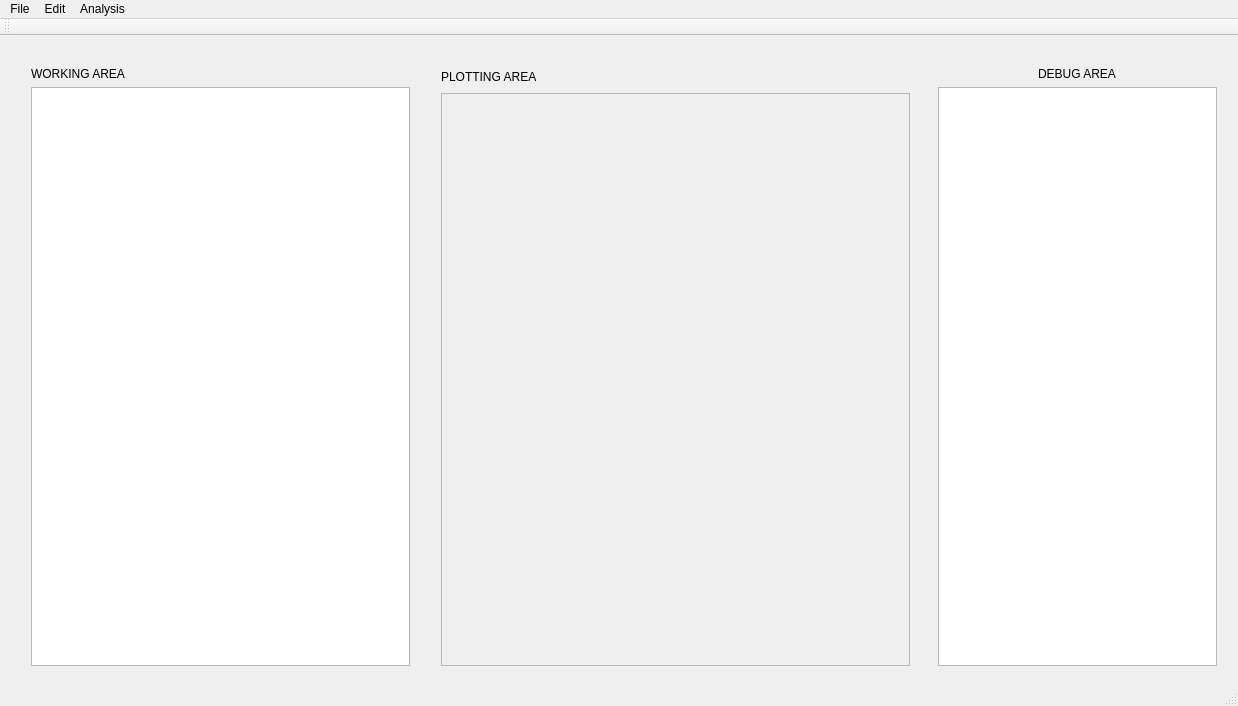
The window that gui/ui/mainwindow.ui (gf712/AbPyTools-Qt) describes before a commit, drawn with Qt 5.
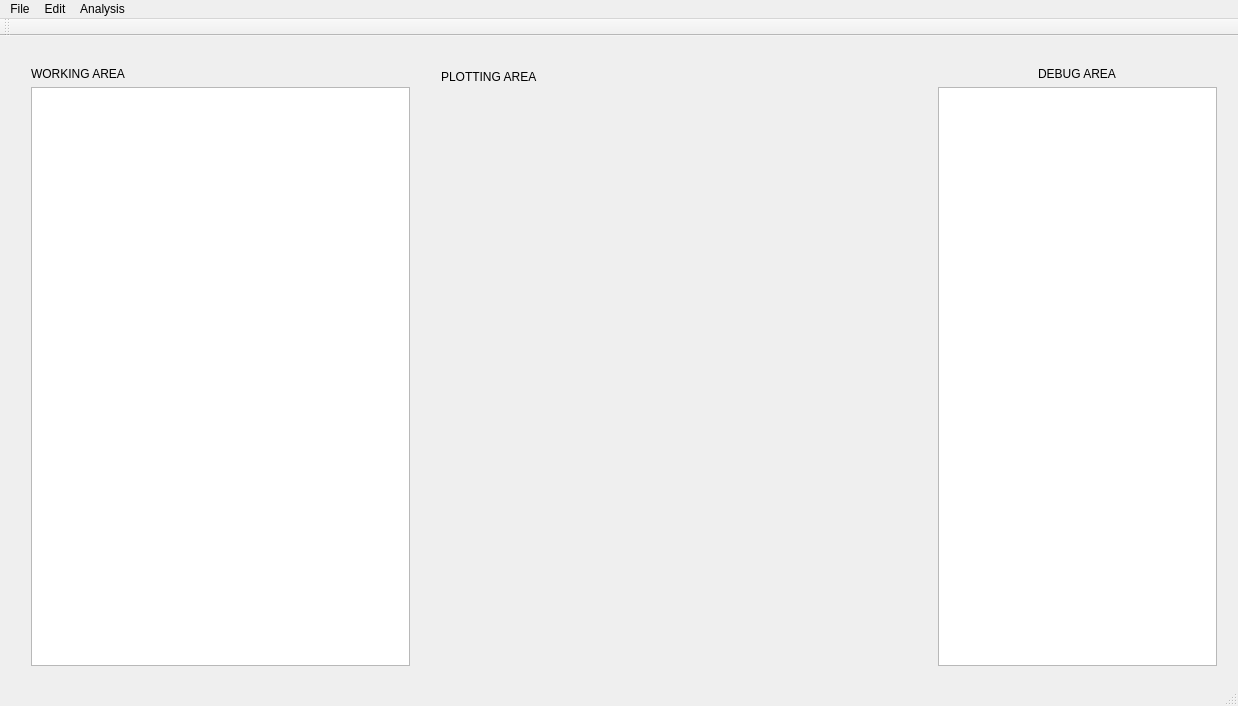
The same window after the commit. Custom widgets are drawn as their Qt base class.

Commit message: started work on PC plot

```diff
--- a/gui/ui/mainwindow.ui
+++ b/gui/ui/mainwindow.ui
@@ -2,6 +2,9 @@
 <ui version="4.0">
  <class>MainWindow</class>
  <widget class="QMainWindow" name="MainWindow">
+  <property name="enabled">
+   <bool>true</bool>
+  </property>
   <property name="geometry">
    <rect>
     <x>0</x>
@@ -64,7 +67,7 @@
       <x>430</x>
       <y>20</y>
       <width>491</width>
-      <height>621</height>
+      <height>491</height>
      </rect>
     </property>
     <layout class="QVBoxLayout" name="verticalLayout_3">
@@ -82,17 +85,28 @@
       </widget>
      </item>
      <item>
-      <widget class="QFrame" name="frame">
-       <property name="frameShape">
-        <enum>QFrame::StyledPanel</enum>
-       </property>
-       <property name="frameShadow">
-        <enum>QFrame::Raised</enum>
+      <widget class="QCustomPlot" name="plotArea" native="true">
+       <property name="maximumSize">
+        <size>
+         <width>16777215</width>
+         <height>500</height>
+        </size>
        </property>
       </widget>
      </item>
     </layout>
    </widget>
+   <widget class="QWidget" name="gridLayoutWidget">
+    <property name="geometry">
+     <rect>
+      <x>430</x>
+      <y>520</y>
+      <width>491</width>
+      <height>121</height>
+     </rect>
+    </property>
+    <layout class="QGridLayout" name="plotSettingLayout"/>
+   </widget>
   </widget>
   <widget class="QMenuBar" name="menuBar">
    <property name="geometry">
@@ -218,6 +232,14 @@
   </action>
  </widget>
  <layoutdefault spacing="6" margin="11"/>
+ <customwidgets>
+  <customwidget>
+   <class>QCustomPlot</class>
+   <extends>QWidget</extends>
+   <header>qcustomplot.h</header>
+   <container>1</container>
+  </customwidget>
+ </customwidgets>
  <resources/>
  <connections/>
 </ui>
```
Left out of the diff: 10 changed lines with no effect on the pictures. The commit also changes 9 other files.
